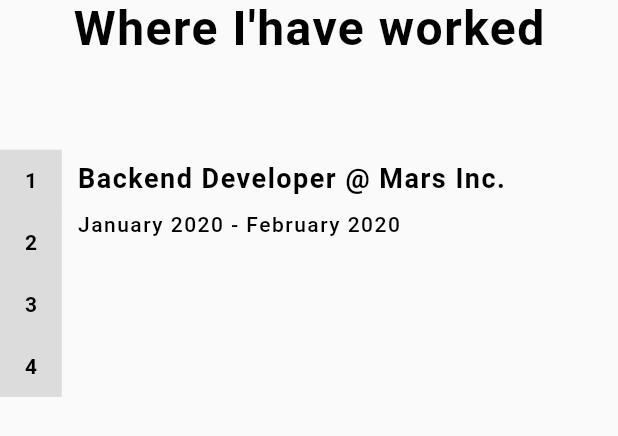
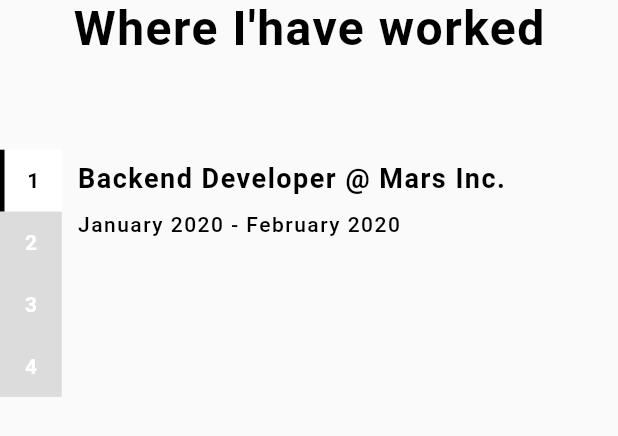
Before and after one commit to vpsines/my-portfolio, a Flutter app: the Experiences widget shown alone on an empty page, opened directly, on a phone screen of 412 x 824 dp. Shown: the top 436 px of the screen. Run offline on Flutter 3.47's test engine with Material 2 defaults, Android fonts, the phone set to English and light mode, and no system bars.

Commit message:
feat: add experience widget

```diff
--- a/lib/widgets/body/experiences/experiences.dart
+++ b/lib/widgets/body/experiences/experiences.dart
@@ -1,7 +1,20 @@
 import 'package:flutter/material.dart';
 
-class Experiences extends StatelessWidget {
+class Experiences extends StatefulWidget {
   const Experiences({super.key});
+
+  @override
+  State<Experiences> createState() => _ExperiencesState();
+}
+
+class _ExperiencesState extends State<Experiences> {
+  int currentIndex = 0;
+
+  void onTap(int index) {
+    setState(() {
+      currentIndex = index;
+    });
+  }
 
   @override
   Widget build(BuildContext context) {
@@ -31,17 +44,39 @@ class Experiences extends StatelessWidget {
                   scrollDirection: Axis.vertical,
                   itemCount: 4,
                   itemBuilder: (context, index) {
-                    return Container(
+                    return GestureDetector(
+                      onTap: () => onTap(index),
+                      child: Container(
                         width: size.width * 0.1,
                         height: size.height * 0.05,
-                      decoration: const BoxDecoration(color: Colors.black12),
+                        decoration: BoxDecoration(
+                            color: (currentIndex == index)
+                                ? Colors.white
+                                : Colors.black12),
+                        child: Row(
+                          mainAxisAlignment: MainAxisAlignment.start,
+                          children: [
+                            (index == currentIndex)
+                                ? Container(
+                                    color: Colors.black,
+                                    width: 3,
+                                    height: double.infinity,
+                                  )
+                                : Container(),
+                            Expanded(
                               child: Center(
                                 child: Text(
                                   "${index + 1}",
-                          style: const TextStyle(
-                              color: Colors.black,
+                                  style: TextStyle(
+                                      color: (currentIndex == index)
+                                          ? Colors.black
+                                          : Colors.white,
                                       fontWeight: FontWeight.bold,
                                       fontSize: 14),
+                                ),
+                              ),
+                            ),
+                          ],
                         ),
                       ),
                     );
@@ -50,12 +85,12 @@ class Experiences extends StatelessWidget {
               ),
               Expanded(
                   child: Padding(
-                    padding:  EdgeInsets.only(left: size.width * 0.025,top: size.height * 0.01),
+                padding: EdgeInsets.only(
+                    left: size.width * 0.025, top: size.height * 0.01),
                 child: Column(
                   crossAxisAlignment: CrossAxisAlignment.start,
                   children: [
                     RichText(
-
                       text: const TextSpan(
                           text: "Backend Developer ",
                           style: TextStyle(
@@ -74,7 +109,9 @@ class Experiences extends StatelessWidget {
                             )
                           ]),
                     ),
-                    SizedBox(height: size.height * 0.015,),
+                    SizedBox(
+                      height: size.height * 0.015,
+                    ),
                     const Text(
                       "January 2020 - February 2020",
                       style: TextStyle(
```
Lines whose indentation alone changed are shown as unchanged.
